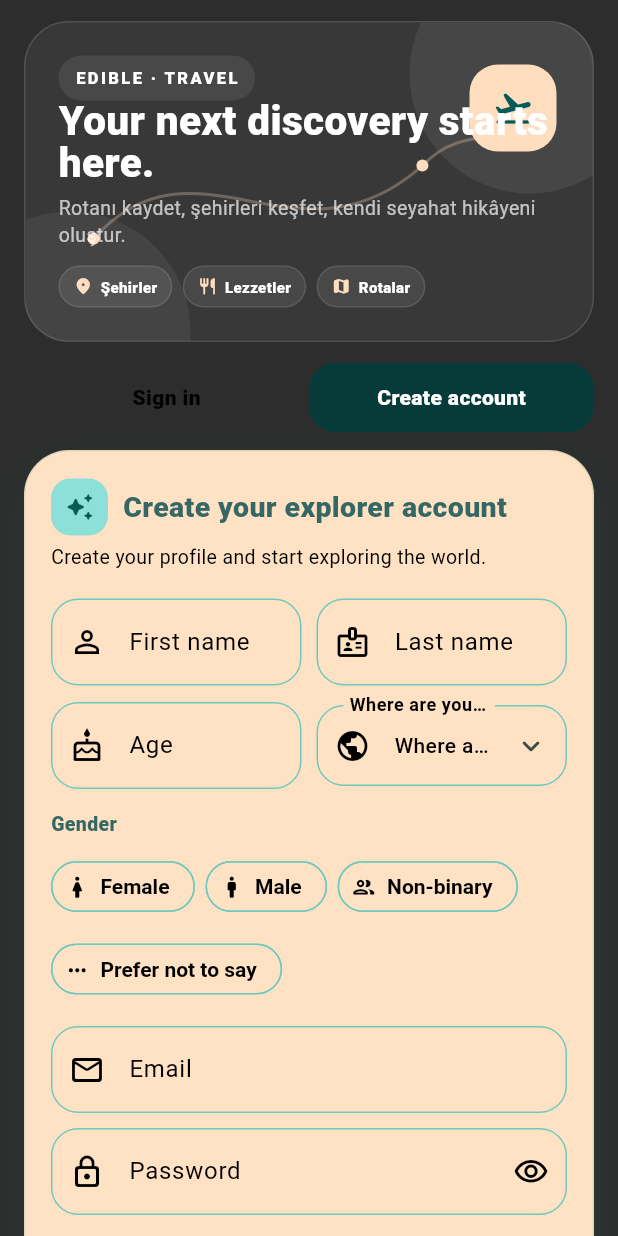
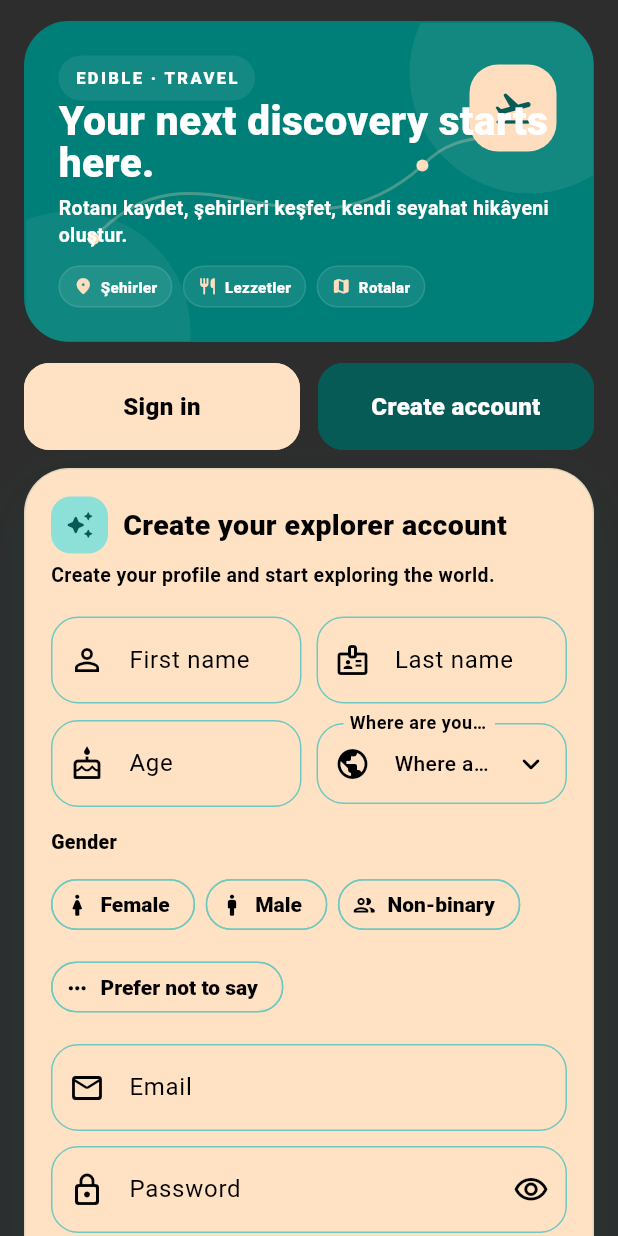
Before and after one commit to menderes-ucar/Edible, a Flutter app: the LoginPage screen opened by its route, after a tap on "Create account", on a phone screen of 412 x 824 dp. Run offline on Flutter 3.47's test engine with Material 3 defaults, Android fonts, the phone set to English and light mode, and no system bars; our stand-ins replace firebase_core, firebase_messaging, flutter_local_notifications, flutter_timezone, geolocator, go_router and 5 more; missing offline and left inert: purchases_flutter; accounts and stored records are empty; network calls fail; project files that could hold a hidden picture were left out.

Commit message:
Fix auth UI colors and update Codemagic workflow

```diff
--- a/codemagic.yaml
+++ b/codemagic.yaml
@@ -86,8 +86,8 @@ workflows:
 
           LATEST_BUILD=$(app-store-connect get-latest-app-store-build-number "$APP_STORE_APPLE_ID" || echo "0")
 
-          if [ "$LATEST_BUILD" -lt 10 ]; then
-            BUILD_NUMBER=10
+          if [ "$LATEST_BUILD" -lt 11 ]; then
+            BUILD_NUMBER=11
           else
             BUILD_NUMBER=$((LATEST_BUILD + 1))
           fi
--- a/lib/core/theme/app_colors.dart
+++ b/lib/core/theme/app_colors.dart
@@ -3,8 +3,8 @@ import 'package:flutter/material.dart';
 /// Edible fresh travel visual system.
 /// Strong aqua background, colored surfaces and high-contrast organic accents.
 abstract final class AppColors {
-  static const Color background = Color(0xFF2D2D2D);
-  static const Color backgroundDeep = Color(0xFF242424);
+  static const Color background = primary;
+  static const Color backgroundDeep = Color(0xFF0A0A0A);
   static const Color surface = Color(0xFFFFE2C4);
   static const Color surfaceStrong = Color(0xFFFFE2C4);
   static const Color surfaceDeep = Color(0xFFFFE2C4);
@@ -14,9 +14,9 @@ abstract final class AppColors {
   static const Color primaryDark = Color(0xFF075B57);
   static const Color primarySoft = Color(0xFF8DE0D7);
 
-  static const Color textPrimary = Color(0xFF073B39);
-  static const Color textMuted = Color(0xFF356865);
-  static const Color textLight = Color(0xFF6D9894);
+  static const Color textPrimary = Color(0xFF000000);
+  static const Color textMuted = Color(0xFF111111);
+  static const Color textLight = Color(0xFF222222);
   static const Color border = Color(0xFF70C9C0);
   static const Color divider = Color(0xFF92D9D2);
 
@@ -45,7 +45,7 @@ abstract final class AppColors {
   static const Color lightGray = Color(0xFFDDF3EF);
   static const Color mediumGray = border;
   static const Color gray = Color(0xFFA7C4C0);
-  static const Color darkGray = Color(0xFF476A67);
+  static const Color darkGray = Color(0xFF111111);
   static const Color textBrightBlack = Color(0xFF111111);
   static const Color textSoftWhite = Color(0xFFE6E6E6);
   static const Color textDark = textPrimary;
--- a/lib/core/widgets/app_shell.dart
+++ b/lib/core/widgets/app_shell.dart
@@ -42,14 +42,12 @@ class AppShell extends StatelessWidget {
                     (states) {
                   if (states.contains(WidgetState.selected)) {
                     return const IconThemeData(
-                      color: Colors.white,
-                      size: 21,
+                      color: AppColors.primaryDark,
                     );
                   }
 
                   return const IconThemeData(
                     color: AppColors.textBrightBlack,
-                    size: 21,
                   );
                 },
               ),
--- a/lib/features/auth/presentation/pages/login_page.dart
+++ b/lib/features/auth/presentation/pages/login_page.dart
@@ -161,7 +161,7 @@ class _LoginPageState extends State<LoginPage> {
               style: OutlinedButton.styleFrom(
                 foregroundColor: Colors.white,
                 side: const BorderSide(color: Colors.white24),
-                backgroundColor: const Color(0xFF383838),
+                backgroundColor: const Color(0xFF2D2D2D),
               ),
             ),
           ],
@@ -183,7 +183,7 @@ class _LoginPageState extends State<LoginPage> {
           labelStyle: const TextStyle(color: Colors.black),
           floatingLabelStyle: const TextStyle(color: Colors.black, fontWeight: FontWeight.w700),
           prefixIcon: const Icon(Icons.public_rounded, color: Colors.black),
-          suffixIcon: const Icon(Icons.keyboard_arrow_down_rounded),
+          suffixIcon: const Icon(Icons.keyboard_arrow_down_rounded, color: Colors.black),
         ),
         child: Text(
           selected?.name ?? label,
@@ -281,7 +281,28 @@ class _LoginPageState extends State<LoginPage> {
 
   Widget _genderChip(String label, String value, IconData icon) {
     final selected = _gender == value;
-    return ChoiceChip(selected: selected, onSelected: (v) { if (v) setState(() => _gender = value); }, avatar: Icon(icon, size: 17, color: selected ? AppColors.primaryDark : Colors.black), label: Text(label, style: const TextStyle(color: Colors.black, fontWeight: FontWeight.w700)));
+    return ChoiceChip(
+      selected: selected,
+      onSelected: (v) { if (v) setState(() => _gender = value); },
+      backgroundColor: AppColors.surface,
+      selectedColor: AppColors.primary,
+      side: BorderSide(
+        color: selected ? AppColors.primary : AppColors.border,
+        width: selected ? 1.5 : 1,
+      ),
+      avatar: Icon(
+        icon,
+        size: 17,
+        color: selected ? Colors.white : Colors.black,
+      ),
+      label: Text(
+        label,
+        style: TextStyle(
+          color: selected ? Colors.white : Colors.black,
+          fontWeight: FontWeight.w900,
+        ),
+      ),
+    );
   }
 }
 
@@ -297,22 +318,22 @@ class _AuthForm extends StatelessWidget {
     return Container(
       padding: const EdgeInsets.fromLTRB(17, 18, 17, 15),
       decoration: BoxDecoration(
-        color: AppColors.surfaceMint,
+        color: AppColors.surface,
         borderRadius: BorderRadius.circular(30),
         border: Border.all(color: AppColors.primary.withValues(alpha: .12)),
         boxShadow: [BoxShadow(color: AppColors.primary.withValues(alpha: .10), blurRadius: 30, offset: const Offset(0, 14))],
       ),
       child: Column(crossAxisAlignment: CrossAxisAlignment.start, children: [
-        Row(children: [Container(width: 38, height: 38, decoration: BoxDecoration(color: AppColors.primarySoft, borderRadius: BorderRadius.circular(13)), child: const Icon(Icons.auto_awesome_rounded, color: AppColors.primaryDark, size: 20)), const SizedBox(width: 10), Expanded(child: Text(signUp ? l10n.text('createExplorerAccount') : l10n.text('welcomeBackExplorer'), style: const TextStyle(fontSize: 19, fontWeight: FontWeight.w900)))]),
+        Row(children: [Container(width: 38, height: 38, decoration: BoxDecoration(color: AppColors.primarySoft, borderRadius: BorderRadius.circular(13)), child: const Icon(Icons.auto_awesome_rounded, color: AppColors.primaryDark, size: 20)), const SizedBox(width: 10), Expanded(child: Text(signUp ? l10n.text('createExplorerAccount') : l10n.text('welcomeExplorer'), style: const TextStyle(fontSize: 19, fontWeight: FontWeight.w900, color: Colors.black)))]),
         const SizedBox(height: 6),
-        Text(signUp ? l10n.text('registerSubtitle') : l10n.text('loginSubtitle'), style: const TextStyle(color: Colors.black, fontSize: 13, height: 1.35)),
+        Text(signUp ? l10n.text('registerSubtitle') : l10n.text('loginSubtitle'), style: const TextStyle(color: Colors.black, fontSize: 13, height: 1.35, fontWeight: FontWeight.w600)),
         const SizedBox(height: 18),
         if (signUp) ...[
           Row(children: [Expanded(child: parent._field(l10n.text('firstName'), Icons.person_outline, parent._firstNameController)), const SizedBox(width: 10), Expanded(child: parent._field(l10n.text('lastName'), Icons.badge_outlined, parent._lastNameController))]),
           const SizedBox(height: 11),
           Row(children: [Expanded(child: TextField(controller: parent._ageController, keyboardType: TextInputType.number, decoration: InputDecoration(labelText: l10n.text('age'), labelStyle: const TextStyle(color: Colors.black), floatingLabelStyle: const TextStyle(color: Colors.black, fontWeight: FontWeight.w700), prefixIcon: const Icon(Icons.cake_outlined, color: Colors.black)))), const SizedBox(width: 10), Expanded(child: parent._countryField(l10n.text('hometown')))]),
           const SizedBox(height: 14),
-          Text(l10n.text('gender'), style: const TextStyle(fontWeight: FontWeight.w900, fontSize: 13)),
+          Text(l10n.text('gender'), style: const TextStyle(fontWeight: FontWeight.w900, fontSize: 13, color: Colors.black)),
           const SizedBox(height: 8),
           Wrap(spacing: 7, runSpacing: 7, children: [parent._genderChip(l10n.text('female'), 'female', Icons.woman_rounded), parent._genderChip(l10n.text('male'), 'male', Icons.man_rounded), parent._genderChip(l10n.text('nonBinary'), 'non_binary', Icons.people_outline_rounded), parent._genderChip(l10n.text('preferNotToSay'), 'prefer_not_to_say', Icons.more_horiz_rounded)]),
           const SizedBox(height: 14),
@@ -325,9 +346,9 @@ class _AuthForm extends StatelessWidget {
           Container(width: double.infinity, padding: const EdgeInsets.all(12), decoration: BoxDecoration(color: AppColors.error.withValues(alpha: .08), borderRadius: BorderRadius.circular(15)), child: Text(AppErrorPresenter.message(context, auth.errorMessage), style: const TextStyle(color: AppColors.error, fontWeight: FontWeight.w700))),
         ],
         const SizedBox(height: 16),
-        SizedBox(width: double.infinity, child: FilledButton(onPressed: auth.isLoading ? null : parent._submit, child: auth.isLoading ? const SizedBox.square(dimension: 20, child: CircularProgressIndicator(strokeWidth: 2, color: Colors.white)) : Text(l10n.text(signUp ? 'createAccount' : 'signIn')))),
+        SizedBox(width: double.infinity, child: FilledButton(style: FilledButton.styleFrom(backgroundColor: AppColors.primaryDark, foregroundColor: Colors.black, disabledBackgroundColor: AppColors.primaryDark.withValues(alpha: .55), disabledForegroundColor: Colors.black54, padding: const EdgeInsets.symmetric(vertical: 15)), onPressed: auth.isLoading ? null : parent._submit, child: auth.isLoading ? const SizedBox.square(dimension: 20, child: CircularProgressIndicator(strokeWidth: 2, color: Colors.white)) : Text(l10n.text(signUp ? 'createAccount' : 'signIn'), style: const TextStyle(color: Colors.black, fontWeight: FontWeight.w900)))),
         const SizedBox(height: 4),
-        Center(child: TextButton(onPressed: auth.isLoading ? null : () => parent._toggleMode(auth), child: Text(l10n.text(signUp ? 'alreadyHaveAccountSignIn' : 'newToEdibleCreateAccount')))),
+        Center(child: TextButton(style: TextButton.styleFrom(foregroundColor: AppColors.primaryDark), onPressed: auth.isLoading ? null : () => parent._toggleMode(auth), child: Text(l10n.text(signUp ? 'alreadyHaveAccountSignIn' : 'newToEdibleCreateAccount'), style: const TextStyle(color: AppColors.primaryDark, fontWeight: FontWeight.w900)))),
         Row(mainAxisAlignment: MainAxisAlignment.center, children: [const Icon(Icons.verified_user_outlined, size: 14, color: AppColors.primaryDark), const SizedBox(width: 5), Text(l10n.text('secureAccount'), style: const TextStyle(color: Colors.black, fontSize: 11, fontWeight: FontWeight.w600))]),
       ]),
     );
@@ -345,9 +366,9 @@ class _AuthTravelHero extends StatelessWidget {
       height: 214,
       clipBehavior: Clip.antiAlias,
       decoration: BoxDecoration(
-        color: const Color(0xFF383838),
+        color: AppColors.primary,
         borderRadius: BorderRadius.circular(30),
-        border: Border.all(color: Colors.white12),
+        border: Border.all(color: AppColors.primary),
       ),
       child: Stack(children: [
         Positioned(right: -38, top: -46, child: _Bubble(size: 160, opacity: .07)),
@@ -358,7 +379,7 @@ class _AuthTravelHero extends StatelessWidget {
         Positioned(left: 22, bottom: 22, right: 22, child: Column(crossAxisAlignment: CrossAxisAlignment.start, children: [
           Text(isSignUp ? l10n.text('joinEdible') : l10n.text('welcomeBackExplorer'), maxLines: 2, style: const TextStyle(color: Colors.white, fontSize: 27, height: 1.02, fontWeight: FontWeight.w900)),
           const SizedBox(height: 7),
-          Text(isSignUp ? 'Rotanı kaydet, şehirleri keşfet, kendi seyahat hikâyeni oluştur.' : 'Bir sonraki rotanı kaldığın yerden keşfet.', maxLines: 2, style: const TextStyle(color: Colors.white70, fontSize: 13, height: 1.35)),
+          Text(isSignUp ? 'Rotanı kaydet, şehirleri keşfet, kendi seyahat hikâyeni oluştur.' : 'Bir sonraki rotanı kaldığın yerden keşfet.', maxLines: 2, style: const TextStyle(color: Colors.white, fontSize: 13, height: 1.35, fontWeight: FontWeight.w600)),
           const SizedBox(height: 11),
           Wrap(spacing: 7, children: const [
             _TravelPill(icon: Icons.location_on_rounded, text: 'Şehirler'),
@@ -400,17 +421,66 @@ class _Bubble extends StatelessWidget {
 
 class _ModeSwitcher extends StatelessWidget {
   const _ModeSwitcher({required this.isSignUp, required this.onChanged});
-  final bool isSignUp; final ValueChanged<bool>? onChanged;
+  final bool isSignUp;
+  final ValueChanged<bool>? onChanged;
+
   @override
-  Widget build(BuildContext context) => Row(children: [
-    Expanded(child: _ModeItem(label: context.l10n.text('signIn'), selected: !isSignUp, onTap: onChanged == null ? null : () => onChanged!(false))),
-    Expanded(child: _ModeItem(label: context.l10n.text('createAccount'), selected: isSignUp, onTap: onChanged == null ? null : () => onChanged!(true))),
-  ]);
+  Widget build(BuildContext context) => Row(
+    children: [
+      Expanded(
+        child: _ModeItem(
+          label: context.l10n.text('signIn'),
+          selected: !isSignUp,
+          onTap: onChanged == null ? null : () => onChanged!(false),
+        ),
+      ),
+      const SizedBox(width: 12),
+      Expanded(
+        child: _ModeItem(
+          label: context.l10n.text('createAccount'),
+          selected: isSignUp,
+          onTap: onChanged == null ? null : () => onChanged!(true),
+        ),
+      ),
+    ],
+  );
 }
 
 class _ModeItem extends StatelessWidget {
   const _ModeItem({required this.label, required this.selected, required this.onTap});
-  final String label; final bool selected; final VoidCallback? onTap;
+  final String label;
+  final bool selected;
+  final VoidCallback? onTap;
+
   @override
-  Widget build(BuildContext context) => Material(color: selected ? AppColors.darkNavy : Colors.transparent, borderRadius: BorderRadius.circular(17), child: InkWell(onTap: onTap, borderRadius: BorderRadius.circular(17), child: Padding(padding: const EdgeInsets.symmetric(vertical: 13), child: Center(child: Text(label, style: TextStyle(color: selected ? Colors.white : Colors.black, fontWeight: FontWeight.w900))))));
+  Widget build(BuildContext context) => SizedBox(
+    height: 58,
+    child: Material(
+      color: selected ? AppColors.primaryDark : AppColors.surface,
+      borderRadius: BorderRadius.circular(17),
+      child: InkWell(
+        onTap: onTap,
+        borderRadius: BorderRadius.circular(17),
+        child: Container(
+          alignment: Alignment.center,
+          decoration: BoxDecoration(
+            borderRadius: BorderRadius.circular(17),
+            border: Border.all(
+              color: selected ? AppColors.primaryDark : AppColors.surface,
+              width: 1.5,
+            ),
+          ),
+          child: Text(
+            label,
+            textAlign: TextAlign.center,
+            style: TextStyle(
+              color: selected ? Colors.white : Colors.black,
+              fontWeight: FontWeight.w900,
+              fontSize: 16,
+            ),
+          ),
+        ),
+      ),
+    ),
+  );
 }
--- a/lib/features/explore/presentation/widgets/explore_content_card.dart
+++ b/lib/features/explore/presentation/widgets/explore_content_card.dart
@@ -129,7 +129,7 @@ class ExploreContentCard extends StatelessWidget {
                   child: Column(
                     crossAxisAlignment: CrossAxisAlignment.start,
                     children: [
-                      Text(content.title, maxLines: 2, overflow: TextOverflow.ellipsis, style: theme.textTheme.titleMedium?.copyWith(fontWeight: FontWeight.w900, height: 1.08)),
+                      Text(content.title, maxLines: 2, overflow: TextOverflow.ellipsis, style: theme.textTheme.titleMedium?.copyWith(fontWeight: FontWeight.w900, height: 1.08, color: Colors.black)),
                       const SizedBox(height: 7),
                       Row(children: [
                         const Icon(Icons.location_on_rounded, size: 15, color: AppColors.primaryDark),
@@ -138,7 +138,7 @@ class ExploreContentCard extends StatelessWidget {
                       ]),
                       if (description.isNotEmpty) ...[
                         const SizedBox(height: 7),
-                        Text(description, maxLines: 1, overflow: TextOverflow.ellipsis, style: theme.textTheme.bodySmall?.copyWith(height: 1.35, color: AppColors.textMuted)),
+                        Text(description, maxLines: 1, overflow: TextOverflow.ellipsis, style: theme.textTheme.bodySmall?.copyWith(height: 1.35, color: Colors.black, fontWeight: FontWeight.w600)),
                       ],
                     ],
                   ),
```
Also changed, not shown: lib/core/localization/release_localization_overrides.dart (+7 -0 lines), lib/features/explore/presentation/pages/city_map_page.dart (+52 -10 lines), lib/features/explore/presentation/pages/content_detail_page.dart (+7 -0 lines), lib/features/profile/presentation/pages/profile_page.dart (+22 -7 lines).
